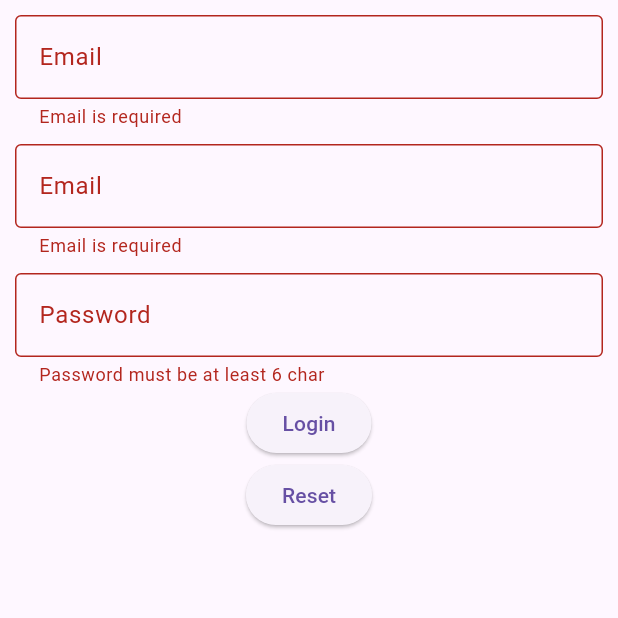
After one commit to AyaOsamaAhmed/Practices_Flutter, a Flutter app: the HomeScreen screen opened directly, after a tap on "Login", on a phone screen of 412 x 824 dp, the top half of it. The commit adds this screen. Run offline on Flutter 3.47's test engine with Material 3 defaults, Android fonts, the phone set to English and light mode, and no system bars; missing offline and left inert: dart:ffi.

Commit message:
statlessWidget .. FormState .. onSaved

```diff
--- /dev/null
+++ b/lib/custom_text_form.dart
@@ -0,0 +1,29 @@
+import 'package:flutter/material.dart';
+
+class CustomTextForm extends StatelessWidget{
+  final bool isObsecure;
+  final String lableText ;
+  final String? Function(String?)? validator ;
+  final void Function(String?)? onSaved;
+
+   CustomTextForm({
+    this.isObsecure = false,
+    required this.lableText ,
+    this.validator,
+   this.onSaved});
+
+
+  @override
+  Widget build(BuildContext context) {
+    return TextFormField(
+      obscureText: isObsecure,
+      decoration: InputDecoration(
+          labelText: lableText,
+          border: OutlineInputBorder()
+      ),
+      validator: validator,
+      onSaved: onSaved,
+    );
+  }
+
+}
--- /dev/null
+++ b/lib/home_screen.dart
@@ -0,0 +1,84 @@
+import 'dart:ffi';
+
+import 'package:flutter/cupertino.dart';
+import 'package:flutter/material.dart';
+
+import 'custom_text_form.dart';
+
+class HomeScreen extends StatelessWidget {
+  final _formKey = GlobalKey<FormState>();
+  String? email ;
+  String? password ;
+  HomeScreen({super.key});
+
+  @override
+  Widget build(BuildContext context) {
+    return Scaffold(
+        body: SafeArea(
+            child: Padding(
+              padding: const EdgeInsets.all(10.0),
+              child: Form(
+                key: _formKey,
+                  child: Column(
+                    children: [
+                      CustomTextForm(lableText: 'Email', onSaved: (value){email = value;},
+                          validator:
+                      (text){
+                    if(text == null || text.isEmpty){
+                      return 'Email is required ';
+                    }else{
+                      return null ;
+                    }}
+                    ),
+
+                      SizedBox(height: 10,),
+                      TextFormField(
+                      decoration: InputDecoration(
+                        labelText: 'Email',
+                        border: OutlineInputBorder()
+                      ),
+                        validator: (text){
+                        if(text == null || text.isEmpty){
+                          return 'Email is required ';
+                        }else{
+                          return null ;
+                        }
+                        },
+                      ) ,
+                      SizedBox(height: 10,),
+                      TextFormField(
+                        onSaved: (value){
+                          password = value;
+                        },
+                        obscureText: true,
+                        decoration: InputDecoration(
+                            labelText: 'Password',
+                            border: OutlineInputBorder()
+                        ),
+                        validator: (value){
+                          if(value!.length < 6){
+                            return 'Password must be at least 6 char';
+                          }else{
+                            return null ;
+                          }
+                        },
+                      ),
+                      ElevatedButton(onPressed: (){
+                        if(_formKey.currentState!.validate()){
+                          _formKey.currentState!.save();
+                          debugPrint('Form is Valid');
+                          debugPrint(email);
+                          debugPrint(password);
+                        }
+                      }, child: Text('Login')),
+                      ElevatedButton(onPressed: (){
+                        _formKey.currentState!.reset();
+                      }, child: Text('Reset'))
+                    ],
+                  )
+              ),
+            )
+        )
+    );
+  }
+}
--- a/lib/session3.dart
+++ b/lib/session3.dart
@@ -6,6 +6,7 @@ import 'package:flutter/material.dart';
 void main() {
   runApp(
       MaterialApp(
+
           debugShowCheckedModeBanner: false,
           home: Scaffold(
             body: SafeArea(
--- /dev/null
+++ b/lib/session4.dart
@@ -0,0 +1,13 @@
+import 'package:flutter/material.dart';
+
+import 'home_screen.dart';
+
+void main() {
+  runApp(
+      MaterialApp(
+
+          debugShowCheckedModeBanner: false,
+          home: HomeScreen()
+      )
+  );
+}
--- /dev/null
+++ b/lib/session5.dart
@@ -0,0 +1,7 @@
+import 'package:flutter/material.dart';
+
+void main() {
+  runApp(
+      MaterialApp()
+  );
+}
--- /dev/null
+++ b/lib/state_class.dart
@@ -0,0 +1,15 @@
+import 'package:flutter/cupertino.dart';
+
+class StateClass extends StatefulWidget {
+  const StateClass({super.key});
+
+  @override
+  State<StateClass> createState() => _StateClassState();
+}
+
+class _StateClassState extends State<StateClass> {
+  @override
+  Widget build(BuildContext context) {
+    return const Placeholder();
+  }
+}
```
